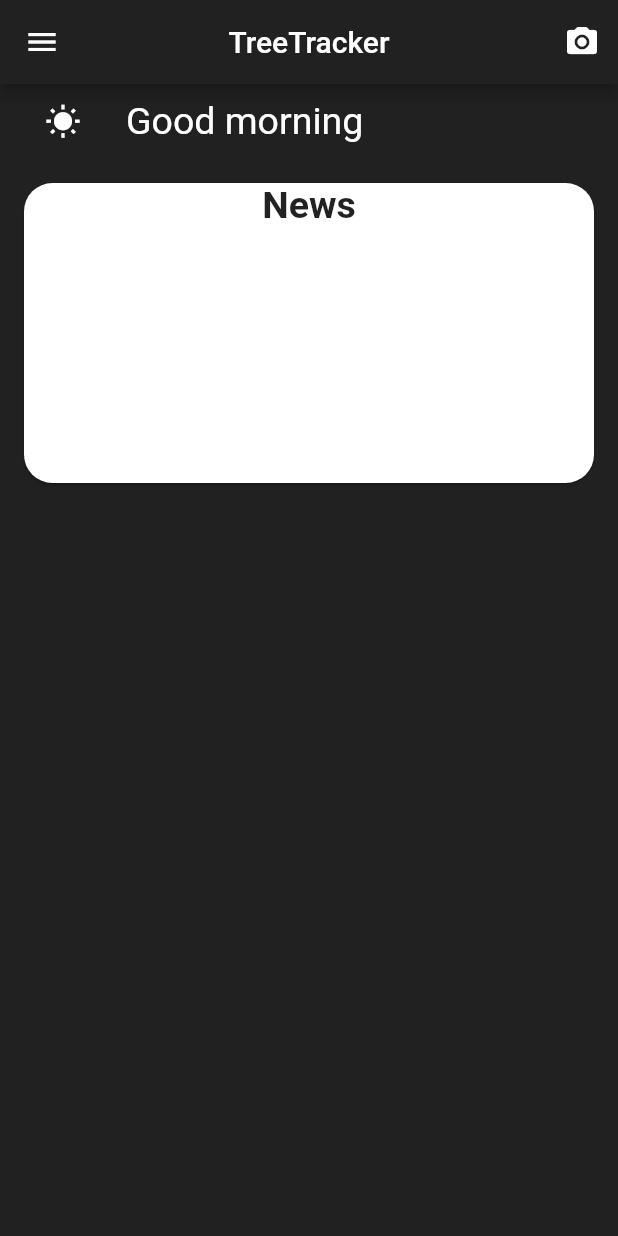
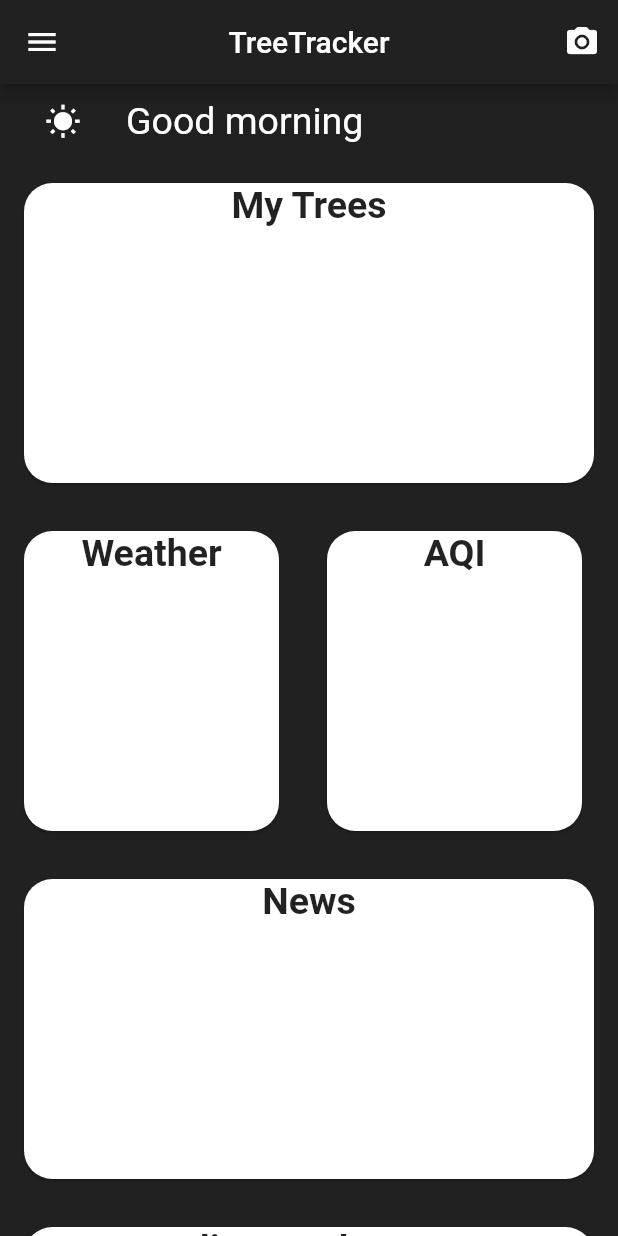
Before and after one commit to TreeTracker/treetracker, a Flutter app: the AppHomePage screen opened directly, on a phone screen of 412 x 824 dp. Run offline on Flutter 3.47's test engine with Material 2 defaults, Android fonts, the phone set to English and light mode, and no system bars; our stand-ins replace firebase_auth, firebase_core, google_sign_in; missing offline and left inert: back_button_interceptor, flutter_auth_buttons; accounts and stored records are empty.

Commit message:
All Cards Added

```diff
--- a/lib/home.dart
+++ b/lib/home.dart
@@ -192,7 +192,109 @@ class _AppHomePageState extends State<AppHomePage> {
                   // ),
                   width: 150,
                   height: 200,
+                  child: Text('My Trees',
+                      textAlign: TextAlign.center,
+                      style:
+                          TextStyle(fontSize: 25, fontWeight: FontWeight.bold)),
+                ),
+              ),
+            ),
+
+            Row(
+              mainAxisSize: MainAxisSize.min,
+              children: [
+                Card(
+                  margin: EdgeInsets.fromLTRB(16, 16, 16, 16),
+                  shape: new RoundedRectangleBorder(
+                      borderRadius: new BorderRadius.circular(19)),
+                  child: InkWell(
+                    splashColor: Colors.blue.withAlpha(30),
+                    onTap: () {},
+                    child: Container(
+                      // decoration: BoxDecoration(
+                      //   image: DecorationImage(
+                      //     image: AssetImage("tree3.png"),
+                      //     fit: BoxFit.fitWidth,
+                      //     alignment: Alignment.topCenter,
+                      //   ),
+                      // ),
+                      width: 170,
+                      height: 200,
+                      child: Text('Weather',
+                          textAlign: TextAlign.center,
+                          style: TextStyle(
+                              fontSize: 25, fontWeight: FontWeight.bold)),
+                    ),
+                  ),
+                ),
+                Card(
+                  margin: EdgeInsets.fromLTRB(16, 16, 16, 16),
+                  shape: new RoundedRectangleBorder(
+                      borderRadius: new BorderRadius.circular(19)),
+                  child: InkWell(
+                    splashColor: Colors.blue.withAlpha(30),
+                    onTap: () {},
+                    child: Container(
+                      // decoration: BoxDecoration(
+                      //   image: DecorationImage(
+                      //     image: AssetImage("tree3.png"),
+                      //     fit: BoxFit.fitWidth,
+                      //     alignment: Alignment.topCenter,
+                      //   ),
+                      // ),
+                      width: 170,
+                      height: 200,
+                      child: Text('AQI',
+                          textAlign: TextAlign.center,
+                          style: TextStyle(
+                              fontSize: 25, fontWeight: FontWeight.bold)),
+                    ),
+                  ),
+                ),
+              ],
+            ),
+            Card(
+              margin: EdgeInsets.fromLTRB(16, 16, 16, 16),
+              shape: new RoundedRectangleBorder(
+                  borderRadius: new BorderRadius.circular(19)),
+              child: InkWell(
+                splashColor: Colors.blue.withAlpha(30),
+                onTap: () {},
+                child: Container(
+                  // decoration: BoxDecoration(
+                  //   image: DecorationImage(
+                  //     image: AssetImage("tree3.png"),
+                  //     fit: BoxFit.fitWidth,
+                  //     alignment: Alignment.topCenter,
+                  //   ),
+                  // ),
+                  width: 150,
+                  height: 200,
                   child: Text('News',
+                      textAlign: TextAlign.center,
+                      style:
+                          TextStyle(fontSize: 25, fontWeight: FontWeight.bold)),
+                ),
+              ),
+            ),
+            Card(
+              margin: EdgeInsets.fromLTRB(16, 16, 16, 16),
+              shape: new RoundedRectangleBorder(
+                  borderRadius: new BorderRadius.circular(19)),
+              child: InkWell(
+                splashColor: Colors.blue.withAlpha(30),
+                onTap: () {},
+                child: Container(
+                  // decoration: BoxDecoration(
+                  //   image: DecorationImage(
+                  //     image: AssetImage("tree3.png"),
+                  //     fit: BoxFit.fitWidth,
+                  //     alignment: Alignment.topCenter,
+                  //   ),
+                  // ),
+                  width: 150,
+                  height: 200,
+                  child: Text('Climate Change',
                       textAlign: TextAlign.center,
                       style:
                           TextStyle(fontSize: 25, fontWeight: FontWeight.bold)),
```
